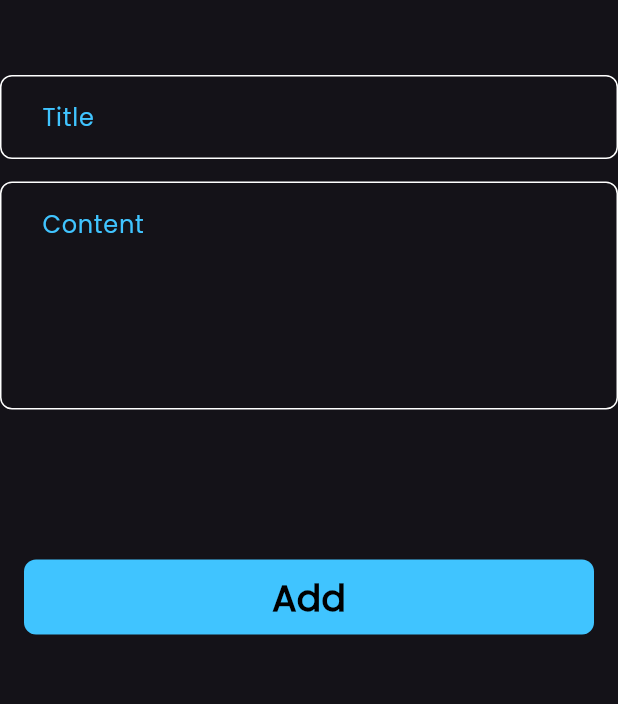
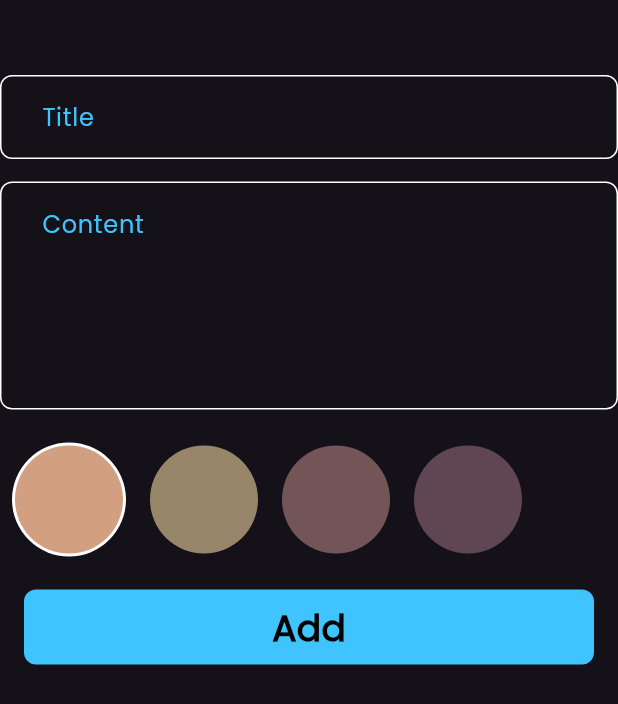
Before and after one commit to ahmedmohsen302/notes_app, a Flutter app: the AddNoteForm widget shown alone on an empty page, opened directly, on a phone screen of 412 x 824 dp. Shown: the top 704 px of the screen. Run offline on Flutter 3.47's test engine with Material 3 defaults, Android fonts, the phone set to English and light mode, and no system bars; our stand-ins replace flutter_bloc, hive, hive_flutter; accounts and stored records are empty.

Commit message:
colors for add note done

```diff
--- a/lib/cubits/add_note_cubit/add_note_cubit.dart
+++ b/lib/cubits/add_note_cubit/add_note_cubit.dart
@@ -1,3 +1,4 @@
+import 'package:flutter/rendering.dart';
 import 'package:flutter_bloc/flutter_bloc.dart';
 import 'package:hive_flutter/hive_flutter.dart';
 import 'package:notes_app/constants.dart';
@@ -6,8 +7,9 @@ import 'package:notes_app/models/note_model.dart';
 
 class AddNoteCubit extends Cubit<AddNoteState> {
   AddNoteCubit() : super(AddNoteInitial());
-
+  Color color = Color(0xffD29F80);
   addNote(NoteModel note) async {
+    note.color = color.toARGB32();
     emit(AddNoteLoading());
     try {
       var noteBox = Hive.box<NoteModel>(kNotesBox);
--- a/lib/widgets/add_note_form.dart
+++ b/lib/widgets/add_note_form.dart
@@ -4,6 +4,7 @@ import 'package:intl/intl.dart';
 import 'package:notes_app/cubits/add_note_cubit/add_note_cubit.dart';
 import 'package:notes_app/cubits/add_note_cubit/add_note_state.dart';
 import 'package:notes_app/models/note_model.dart';
+import 'package:notes_app/widgets/colors_list_view.dart';
 import 'package:notes_app/widgets/custom_button.dart';
 import 'package:notes_app/widgets/custom_text_field.dart';
 
@@ -40,7 +41,9 @@ class _AddNoteFormState extends State<AddNoteForm> {
               subTitle = value;
             },
           ),
-          SizedBox(height: 100),
+          SizedBox(height: 20),
+          ColorsListView(),
+          SizedBox(height: 20),
           BlocBuilder<AddNoteCubit, AddNoteState>(
             builder: (context, state) {
               return CustomButton(
--- /dev/null
+++ b/lib/widgets/color_item.dart
@@ -0,0 +1,18 @@
+import 'package:flutter/material.dart';
+
+class ColorItem extends StatelessWidget {
+  const ColorItem({super.key, required this.color, required this.isActive});
+  final Color color;
+  final bool isActive;
+
+  @override
+  Widget build(BuildContext context) {
+    return isActive
+        ? CircleAvatar(
+          backgroundColor: Colors.white,
+          radius: 38,
+          child: CircleAvatar(backgroundColor: color, radius: 36),
+        )
+        : CircleAvatar(backgroundColor: color, radius: 36);
+  }
+}
--- /dev/null
+++ b/lib/widgets/colors_list_view.dart
@@ -0,0 +1,47 @@
+import 'package:flutter/widgets.dart';
+import 'package:flutter_bloc/flutter_bloc.dart';
+import 'package:notes_app/cubits/add_note_cubit/add_note_cubit.dart';
+import 'package:notes_app/widgets/color_item.dart';
+
+class ColorsListView extends StatefulWidget {
+  const ColorsListView({super.key});
+
+  @override
+  State<ColorsListView> createState() => _ColorsListViewState();
+}
+
+class _ColorsListViewState extends State<ColorsListView> {
+  List<Color> colors = [
+    Color(0xffD29F80),
+    Color(0xff97866A),
+    Color(0xff735557),
+    Color(0xff604652),
+  ];
+  int currentIndex = 0;
+  @override
+  Widget build(BuildContext context) {
+    return SizedBox(
+      height: 40 * 2,
+      child: ListView.builder(
+        itemCount: colors.length,
+        scrollDirection: Axis.horizontal,
+        itemBuilder: (context, index) {
+          return Padding(
+            padding: const EdgeInsets.symmetric(horizontal: 8.0),
+            child: GestureDetector(
+              onTap: () {
+                currentIndex = index;
+                BlocProvider.of<AddNoteCubit>(context).color = colors[index];
+                setState(() {});
+              },
+              child: ColorItem(
+                color: colors[index],
+                isActive: currentIndex == index,
+              ),
+            ),
+          );
+        },
+      ),
+    );
+  }
+}
```
